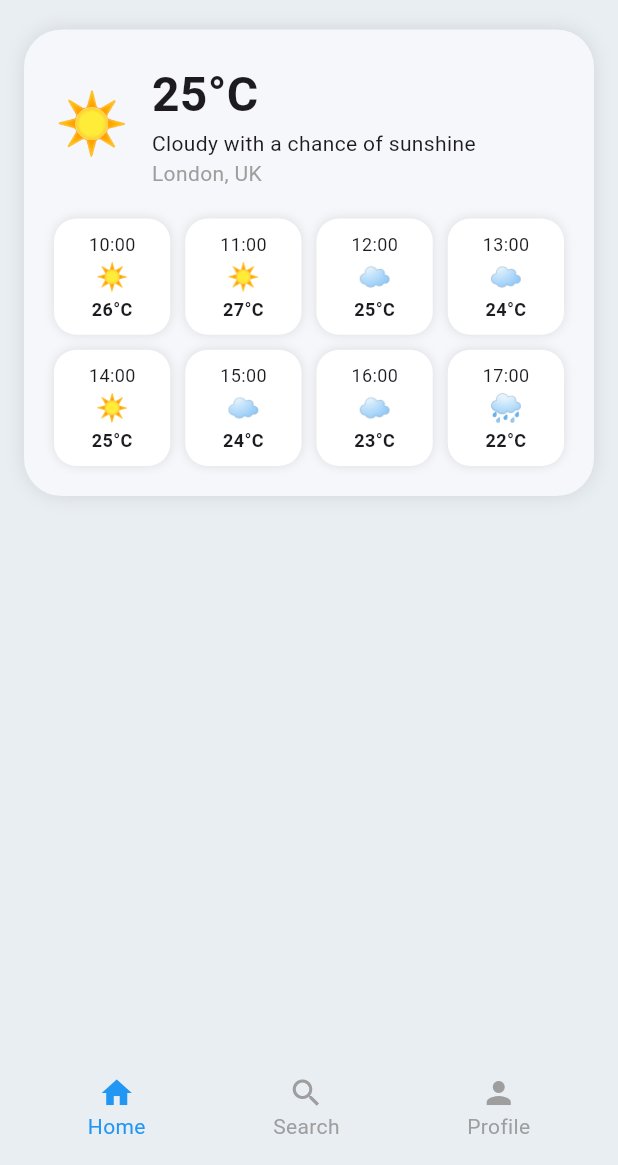
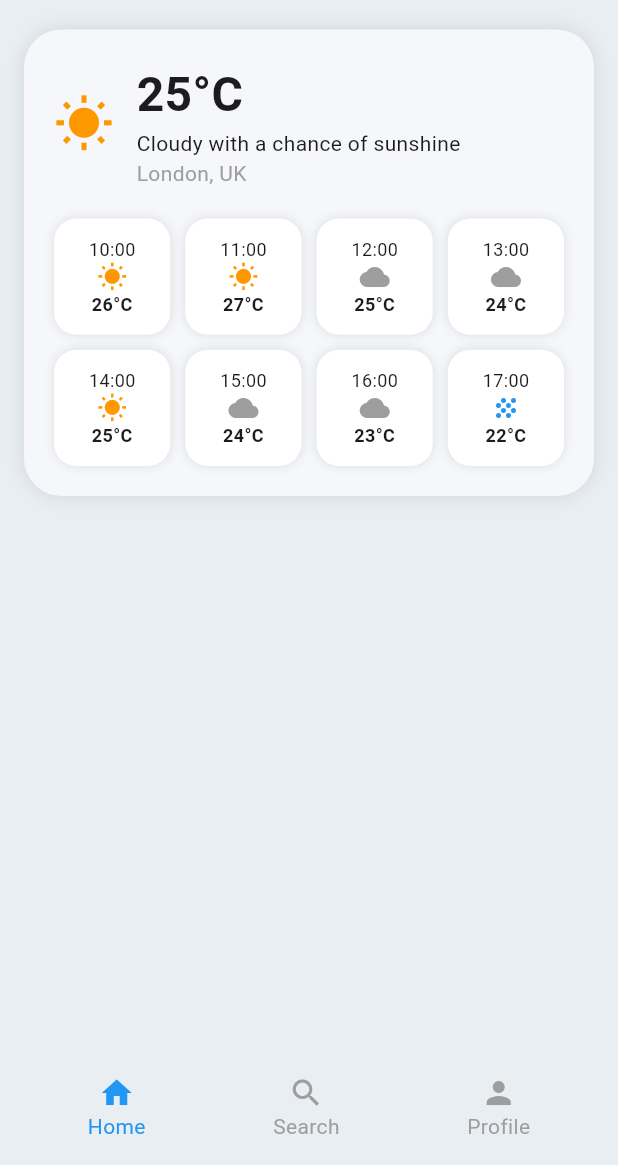
Before and after one commit to BSIT2-AragonIsaiah/weather_dashboard, a Flutter app: the screen it shows after launch, on a phone screen of 412 x 824 dp, the part 71-1236 px from its top. Run offline on Flutter 3.47's test engine with Material 3 defaults, Android fonts, the phone set to English and light mode, and no system bars.

Commit message:
modified:   lib/screens/home_screen.dart 	modified:   lib/widgets/forecast_card.dart 	modified:   pubspec.lock

```diff
--- a/lib/screens/home_screen.dart
+++ b/lib/screens/home_screen.dart
@@ -35,7 +35,7 @@ class HomeScreen extends StatelessWidget {
                   children: [
                     Row(
                       children: const [
-                        Text("☀️", style: TextStyle(fontSize: 40)),
+                        Icon(Icons.wb_sunny, size: 40, color: Colors.orange),
                         SizedBox(width: 15),
                         Column(
                           crossAxisAlignment: CrossAxisAlignment.start,
@@ -61,14 +61,14 @@ class HomeScreen extends StatelessWidget {
                     crossAxisSpacing: 10,
                     mainAxisSpacing: 10,
                     children: const [
-                      ForecastCard("10:00", "☀️", "26°C"),
-                      ForecastCard("11:00", "☀️", "27°C"),
-                      ForecastCard("12:00", "☁️", "25°C"),
-                      ForecastCard("13:00", "☁️", "24°C"),
-                      ForecastCard("14:00", "☀️", "25°C"),
-                      ForecastCard("15:00", "☁️", "24°C"),
-                      ForecastCard("16:00", "☁️", "23°C"),
-                      ForecastCard("17:00", "🌧️", "22°C"),
+                      ForecastCard("10:00", Icons.wb_sunny, "26°C"),
+                      ForecastCard("11:00", Icons.wb_sunny, "27°C"),
+                      ForecastCard("12:00", Icons.cloud, "25°C"),
+                      ForecastCard("13:00", Icons.cloud, "24°C"),
+                      ForecastCard("14:00", Icons.wb_sunny, "25°C"),
+                      ForecastCard("15:00", Icons.cloud, "24°C"),
+                      ForecastCard("16:00", Icons.cloud, "23°C"),
+                      ForecastCard("17:00", Icons.grain, "22°C"),
                     ],
                   ),
                 ],
--- a/lib/widgets/forecast_card.dart
+++ b/lib/widgets/forecast_card.dart
@@ -2,10 +2,17 @@ import 'package:flutter/material.dart';
 
 class ForecastCard extends StatelessWidget {
   final String time;
-  final String icon;
+  final IconData icon;
   final String temp;
+
   const ForecastCard(this.time, this.icon, this.temp, {super.key});
 
+  Color _getIconColor(IconData icon) {
+    if (icon == Icons.wb_sunny) return Colors.orange;
+    if (icon == Icons.cloud) return Colors.grey;
+    if (icon == Icons.grain) return Colors.blue;
+    return Colors.black;
+  }
   @override
   Widget build(BuildContext context) {
     return Container(
@@ -20,14 +27,22 @@ Widget build(BuildContext context) {
           )
         ],
       ),
+
       child: Column(
         mainAxisAlignment: MainAxisAlignment.center,
         children: [
           Text(time, style: const TextStyle(fontSize: 12)),
-          Text(icon, style: const TextStyle(fontSize: 18)),
+
+          Icon(
+                icon,
+                size: 20,
+                color: _getIconColor(icon),
+              ),
+
+
           Text(temp,
-          style:
-          const TextStyle(fontSize: 12, fontWeight: FontWeight.bold)),
+              style: const TextStyle(
+                  fontSize: 12, fontWeight: FontWeight.bold)),
         ],
       ),
     );
```
Also changed, not shown: pubspec.lock. Lines whose indentation alone changed are shown as unchanged.
